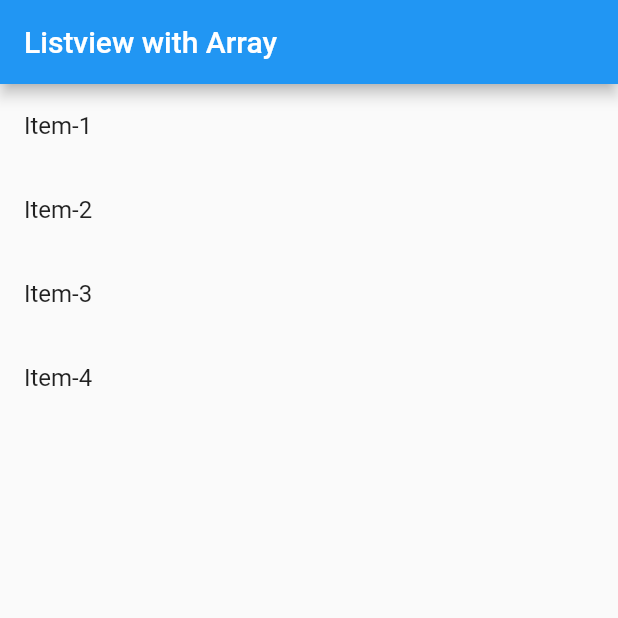
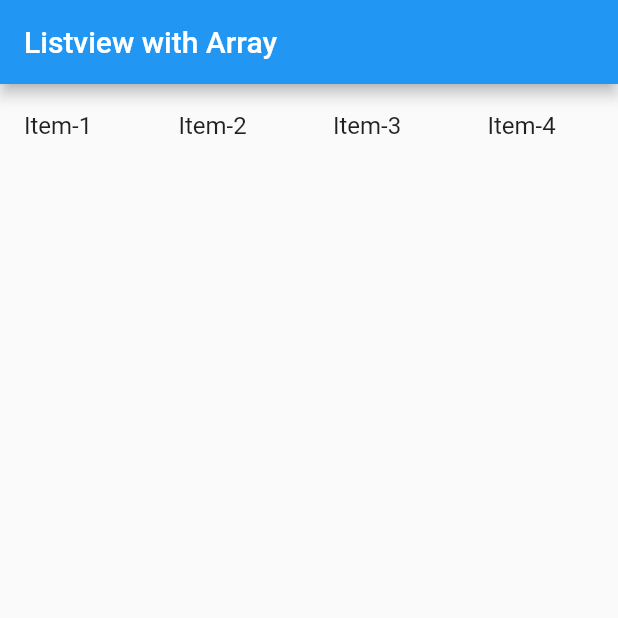
Before and after one commit to enciyo/flutter101_Conference, a Flutter app: the screen it shows after launch, on a phone screen of 412 x 824 dp, the top half of it. Run offline on Flutter 3.47's test engine with Material 2 defaults, Android fonts, the phone set to English and light mode, and no system bars.

Commit message:
GridView

```diff
--- a/lib/main.dart
+++ b/lib/main.dart
@@ -33,12 +33,14 @@ class _MyAppState extends State<MyApp> {
       appBar: new AppBar(
         title: new Text("Listview with Array"),
       ),
-      body: new ListView.builder(
+      body: new GridView.builder(
         itemCount: list.length,
+        gridDelegate: new SliverGridDelegateWithFixedCrossAxisCount(crossAxisCount: 4),
         itemBuilder: (BuildContext context,int deger){
           return new ListTile(
             title: new Text(list[deger]),
           );
+          // more information ==> https://www.youtube.com/watch?v=-zJ6CnOVndE
         },
       ),
     );
```
